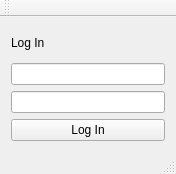
This is mainwindow.ui in pacopedraza/QTLogin as Qt 5 draws it before an edit. The edited form follows.
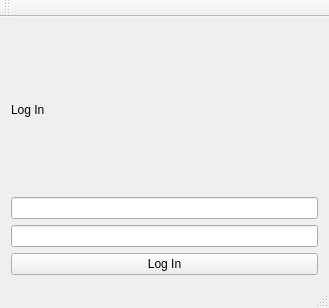
This is the edited form.

Commit message: QT: Added feature to UI

```diff
--- a/mainwindow.ui
+++ b/mainwindow.ui
@@ -6,8 +6,8 @@
    <rect>
     <x>0</x>
     <y>0</y>
-    <width>176</width>
-    <height>174</height>
+    <width>329</width>
+    <height>308</height>
    </rect>
   </property>
   <property name="windowTitle">
```
Left out of the diff: 2 changed lines with no effect on the pictures.
